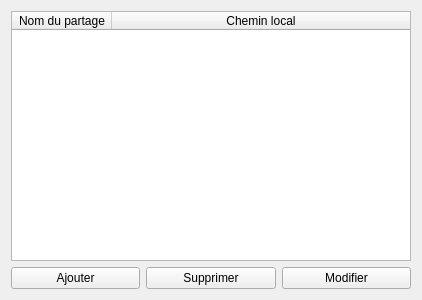
Old version of the form ui/shares.ui in the repository MaximeCheramy/pyrex.
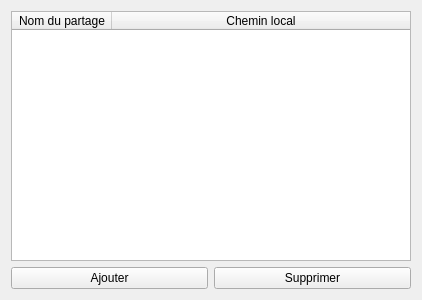
New version of the form.

Commit message: TabShares fonctionnel :)

Patch:
```diff
--- a/ui/shares.ui
+++ b/ui/shares.ui
@@ -76,13 +76,6 @@
        </property>
       </widget>
      </item>
-     <item>
-      <widget class="QPushButton" name="pushButton_7">
-       <property name="text">
-        <string>Modifier</string>
-       </property>
-      </widget>
-     </item>
     </layout>
    </item>
   </layout>
```
Left out of the diff: 48 changed lines with no effect on the pictures. The commit also changes 5 other files.
